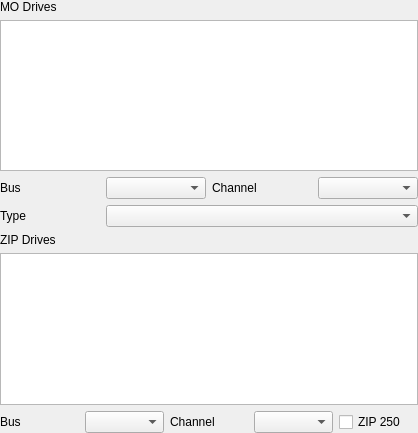
Old version of the form src/qt/qt_settingsotherremovable.ui in the repository 86Box/86Box.
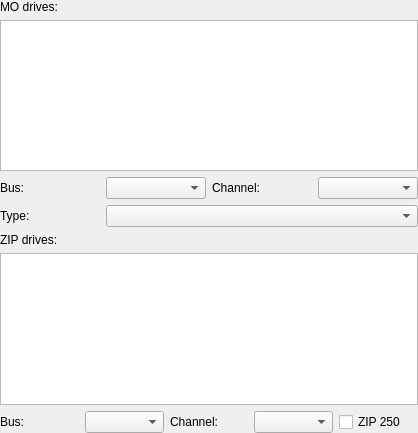
New version of the form.

Diff of the .ui file:
```diff
--- a/src/qt/qt_settingsotherremovable.ui
+++ b/src/qt/qt_settingsotherremovable.ui
@@ -29,7 +29,7 @@
    <item>
     <widget class="QLabel" name="label">
      <property name="text">
-      <string>MO Drives</string>
+      <string>MO drives:</string>
      </property>
     </widget>
    </item>
@@ -51,14 +51,14 @@
      <item row="0" column="0">
       <widget class="QLabel" name="label_2">
        <property name="text">
-        <string>Bus</string>
+        <string>Bus:</string>
        </property>
       </widget>
      </item>
      <item row="0" column="2">
       <widget class="QLabel" name="label_7">
        <property name="text">
-        <string>Channel</string>
+        <string>Channel:</string>
        </property>
       </widget>
      </item>
@@ -71,7 +71,7 @@
      <item row="1" column="0">
       <widget class="QLabel" name="label_4">
        <property name="text">
-        <string>Type</string>
+        <string>Type:</string>
        </property>
       </widget>
      </item>
@@ -96,7 +96,7 @@
    <item>
     <widget class="QLabel" name="label_6">
      <property name="text">
-      <string>ZIP Drives</string>
+      <string>ZIP drives:</string>
      </property>
     </widget>
    </item>
@@ -118,7 +118,7 @@
      <item>
       <widget class="QLabel" name="label_3">
        <property name="text">
-        <string>Bus</string>
+        <string>Bus:</string>
        </property>
       </widget>
      </item>
@@ -128,7 +128,7 @@
      <item>
       <widget class="QLabel" name="label_5">
        <property name="text">
-        <string>Channel</string>
+        <string>Channel:</string>
        </property>
       </widget>
      </item>
```
